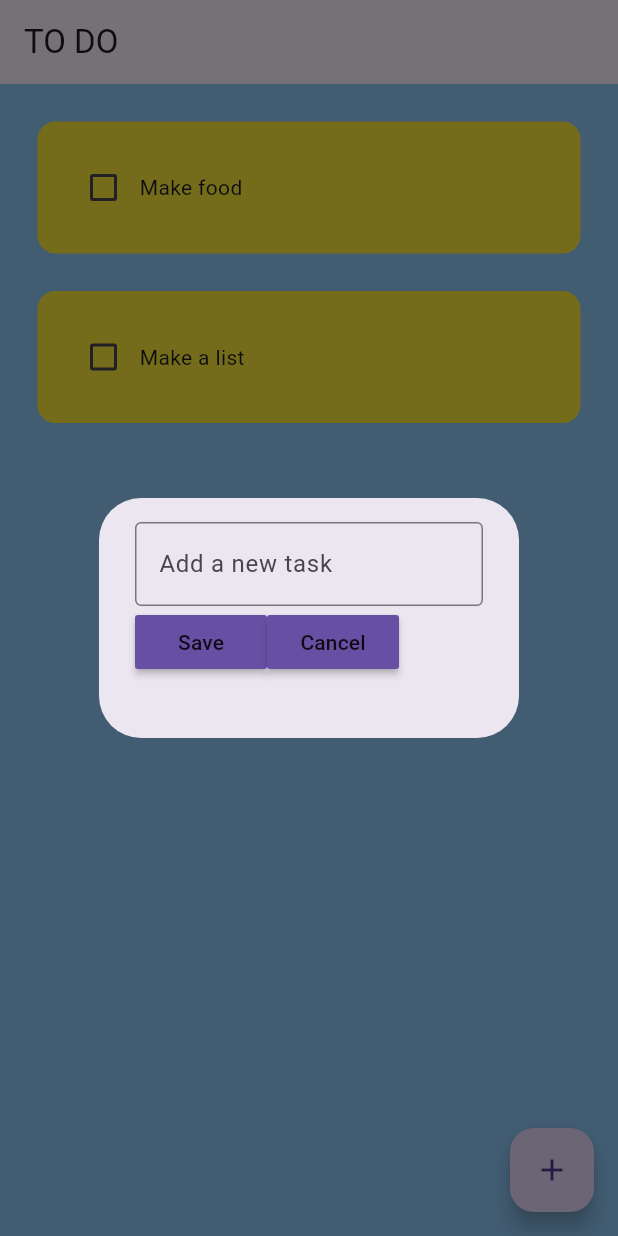
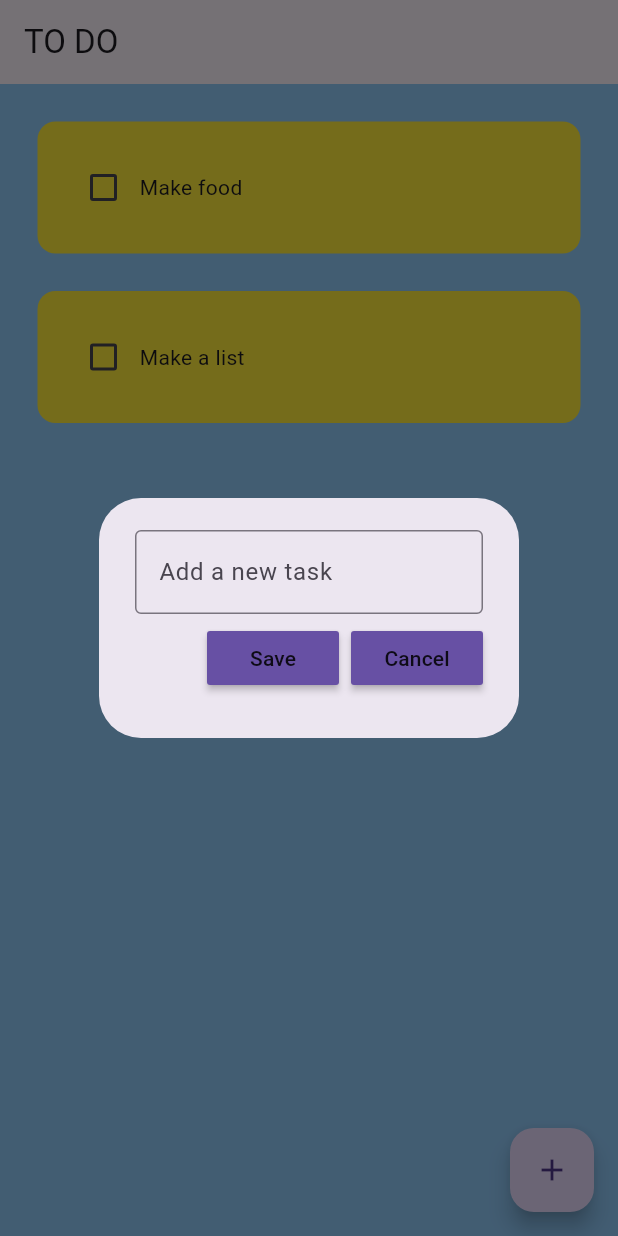
Before and after one commit to RayChan9123/Flutter-Practice-Repo, a Flutter app: the screen it shows after launch, after a tap on the "add" icon, on a phone screen of 412 x 824 dp. Run offline on Flutter 3.47's test engine with Material 3 defaults, Android fonts, the phone set to English and light mode, and no system bars; drawn by our look-alikes of flutter_slidable.

```diff
--- a/lib/pages/home_page.dart
+++ b/lib/pages/home_page.dart
@@ -12,6 +12,9 @@ class HomePage extends StatefulWidget {
 }
 
 class _HomePageState extends State<HomePage> {
+  //text controller
+  final _controller = TextEditingController();
+
   //list of todo tasks
   List toDoList = [
     ["Make food", false],
@@ -25,16 +28,36 @@ class _HomePageState extends State<HomePage> {
     });
   }
 
+  //save new task
+  void saveNewTask() {
+    setState((){
+      toDoList.add([_controller.text, false]);
+      _controller.clear();
+    });
+    Navigator.of(context).pop();
+  }
+
+
   //create  a new task
   void createNewTask() {
     showDialog(
       context: context,
       builder: (context) {
-        return DialogBox();
+        return DialogBox(
+          controller: _controller ,
+          onSave: saveNewTask,
+          onCancel: () => Navigator.of(context).pop()
+        );
       },
     );
   }
 
+  //delete task
+  void deleteTask(int index) {
+    setState(() {
+      toDoList.removeAt(index);
+    });
+  }
 
   @override
   Widget build(BuildContext context) {
@@ -55,6 +78,7 @@ class _HomePageState extends State<HomePage> {
             taskName: toDoList[index][0],
             taskCompleted: toDoList[index][1],
             onChanged: (value) => checkBoxChanged(value, index),
+            deleteFunction: (context) => deleteTask(index)
             );
         },
       ),
--- a/lib/util/dialog_box.dart
+++ b/lib/util/dialog_box.dart
@@ -2,29 +2,45 @@ import 'package:flutter/material.dart';
 import 'package:flutter_application_1/util/my_button.dart';
 
 class DialogBox extends StatelessWidget {
-  const DialogBox({super.key});
+  final controller;
+  VoidCallback onSave;
+  VoidCallback onCancel;
+
+  DialogBox({
+    super.key,
+    required this.controller,
+    required this.onSave,
+    required this.onCancel
+    });
 
   @override
   Widget build(BuildContext context) {
     return AlertDialog(
-      content: Container(
+      content: SizedBox(
         height: 120,
-        child: Column(children: [
-          //get user input
-          TextField(
-            decoration: InputDecoration(
-              border: OutlineInputBorder(),
-              hintText: "Add a new task",
-            )
+        child: Column(
+          mainAxisAlignment: MainAxisAlignment.spaceEvenly,
+          children: [
+            //get user input
+            TextField(
+              controller: controller,
+              decoration: const InputDecoration(
+                border: OutlineInputBorder(),
+                hintText: "Add a new task",
+              )
           ),
 
           // buttons -> save + cancel
           Row(
+            mainAxisAlignment: MainAxisAlignment.end,
             children: [
             //save button
-            MyButton(text: "Save", onPressed: (){}),
+            MyButton(text: "Save", onPressed: onSave),
+
+            const SizedBox(width: 8),
+
             //cancel button
-            MyButton(text: "Cancel", onPressed: (){})
+            MyButton(text: "Cancel", onPressed: onCancel)
           ],)
         ]),
       ),
--- a/lib/util/my_button.dart
+++ b/lib/util/my_button.dart
@@ -13,8 +13,8 @@ class MyButton extends StatelessWidget {
   Widget build(BuildContext context) {
     return MaterialButton(
       onPressed: onPressed,
-      child: Text(text),
-      color: Theme.of(context).primaryColor
+      color: Theme.of(context).primaryColor,
+      child: Text(text)
     );
   }
 }
--- a/lib/util/todo_tile.dart
+++ b/lib/util/todo_tile.dart
@@ -1,23 +1,39 @@
 // ignore_for_file: prefer_const_constructors, sort_child_properties_last
 
 import 'package:flutter/material.dart';
+import 'package:flutter_slidable/flutter_slidable.dart';
 
 class ToDoTile extends StatelessWidget {
   final String taskName;
   final bool taskCompleted;
   Function(bool?)? onChanged;
+  Function(BuildContext)? deleteFunction;
+
 
   ToDoTile({
     super.key,
     required this.taskName,
     required this.taskCompleted,
     required this.onChanged,
+    required this.deleteFunction,
   });
 
   @override
   Widget build(BuildContext context) {
     return Padding(
       padding: const EdgeInsets.only(left: 25.0, right: 25, top: 25),
+      child: Slidable(
+        endActionPane: ActionPane(
+          motion:StretchMotion(),
+          children: [
+            SlidableAction(
+              onPressed: deleteFunction,
+              icon: Icons.delete,
+              backgroundColor: Colors.red.shade300,
+              borderRadius: BorderRadius.circular(12),
+            )
+          ]
+        ),
         child: Container(
           padding: EdgeInsets.all(20),
           child: Row(
@@ -42,6 +58,7 @@ class ToDoTile extends StatelessWidget {
             borderRadius: BorderRadius.circular(12),
             ),
         ),
+      ),
     );
   }
 }
--- a/pubspec.yaml
+++ b/pubspec.yaml
@@ -30,15 +30,19 @@ environment:
 dependencies:
   flutter:
     sdk: flutter
-
+  hive: ^2.2.3
+  hive_flutter: ^1.1.0
 
   # The following adds the Cupertino Icons font to your application.
   # Use with the CupertinoIcons class for iOS style icons.
   cupertino_icons: ^1.0.6
+  flutter_slidable: ^3.1.1
 
 dev_dependencies:
   flutter_test:
     sdk: flutter
+  hive_generator: ^1.1.3
+  build_runner: ^2.1.11
 
   # The "flutter_lints" package below contains a set of recommended lints to
   # encourage good coding practices. The lint set provided by the package is
```
Also changed, not shown: pubspec.lock, 1 other file. Lines whose indentation alone changed are shown as unchanged.
